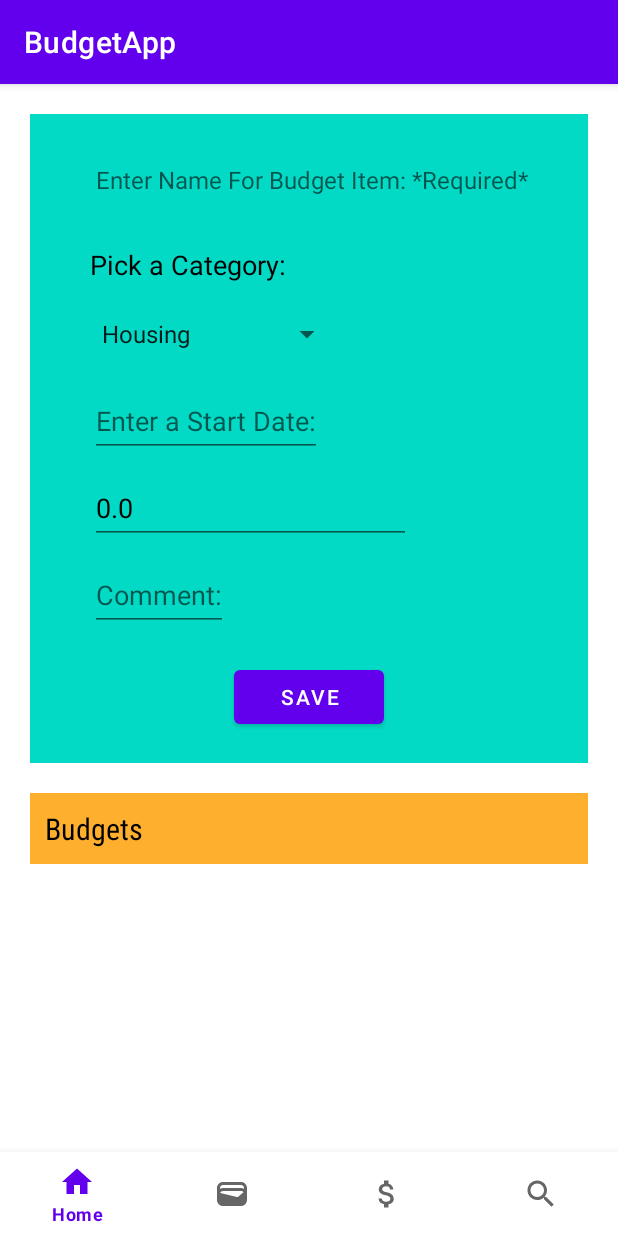
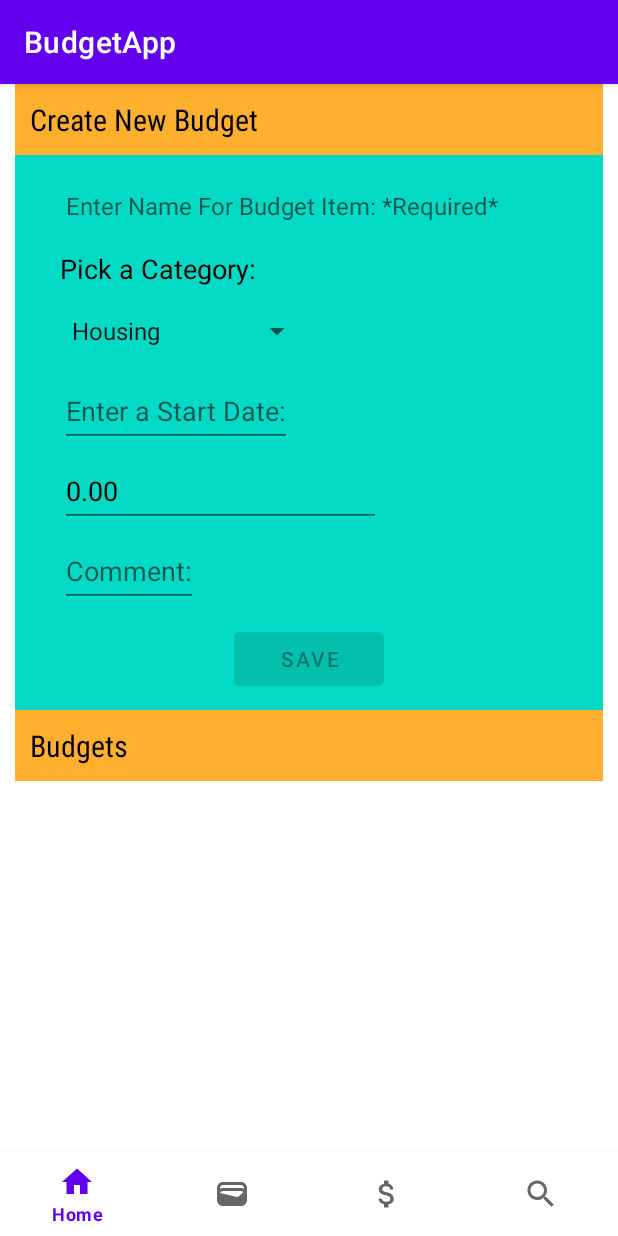
Before and after one commit to lillieayer/budgettracker, an Android app: the BudgetActivity screen opened directly, with no data from a screen before it, on a phone screen of 412 x 824 dp. Run offline under Robolectric (Android 15) with nearby library versions, the phone set to English and light mode, and no system bars; our stand-ins replace Firebase (no records; nobody signed in at launch, a user with empty details on screens opened directly); 2 statements that could not run were skipped.

Commit message:
firebase works, need to add scroll view

```diff
--- a/app/src/main/java/cs445/budgetapp/ui/budget/BudgetItemViewHolder.java
+++ b/app/src/main/java/cs445/budgetapp/ui/budget/BudgetItemViewHolder.java
@@ -26,7 +26,7 @@ public class BudgetItemViewHolder extends RecyclerView.ViewHolder {
         budgetDate.setText("Date: " + date);
     }
 
-    public void setBudgetAmount(int amount){
+    public void setBudgetAmount(String amount){
         TextView budgetAmt = myView.findViewById(R.id.budget_amount_text);
         budgetAmt.setText("Amount: $" + amount);
     }
--- a/app/src/main/res/layout/activity_budget.xml
+++ b/app/src/main/res/layout/activity_budget.xml
@@ -11,7 +11,20 @@
             android:layout_width="match_parent"
             android:layout_height="match_parent"
             android:orientation="vertical"
+            android:layout_marginBottom="50dp"
             android:id="@+id/budget_contents_container">
+                <TextView
+                    android:id="@+id/create_budget_title"
+                    android:layout_width="match_parent"
+                    android:layout_height="wrap_content"
+                    android:padding="10dp"
+                    android:background="@color/gold"
+                    android:layout_marginLeft="10dp"
+                    android:layout_marginRight="10dp"
+                    android:fontFamily="sans-serif-condensed"
+                    android:text="@string/create_budget_title"
+                    android:textColor="@color/black"
+                    android:textSize="20sp"/>
 
                 <LinearLayout xmlns:android="http://schemas.android.com/apk/res/android"
                     xmlns:app="http://schemas.android.com/apk/res-auto"
@@ -19,10 +32,11 @@
                     android:id="@+id/edit_budget_layout"
                     android:layout_width="match_parent"
                     android:layout_height="wrap_content"
-                    android:layout_margin="20dp"
+                    android:layout_marginLeft="10dp"
+                    android:layout_marginRight="10dp"
                     android:background="@color/teal_200"
                     android:orientation="vertical"
-                    android:padding="20dp">
+                    android:padding="10dp">
 
 
                         <EditText
@@ -30,7 +44,7 @@
                             android:layout_width="wrap_content"
                             android:layout_height="48dp"
                             android:layout_marginLeft="20dp"
-                            android:layout_marginBottom="20dp"
+                            android:layout_marginBottom="5dp"
                             android:hint="@string/editName"
                             android:inputType="text"
                             android:textColor="@color/black"
@@ -44,7 +58,7 @@
                             android:layout_marginLeft="20dp"
                             android:text="@string/editCategory"
                             android:textColor="@color/black"
-                            android:layout_marginBottom="10dp"
+                            android:layout_marginBottom="5dp"
                             android:textSize="18sp" />
 
                         <Spinner
@@ -52,7 +66,7 @@
                             android:layout_width="wrap_content"
                             android:layout_height="48dp"
                             android:layout_marginLeft="20dp"
-                            android:layout_marginBottom="10dp"
+                            android:layout_marginBottom="5dp"
                             android:entries="@array/budgetCategories"
                             android:spinnerMode="dropdown" />
 
@@ -61,7 +75,7 @@
                             android:layout_width="wrap_content"
                             android:layout_height="48dp"
                             android:layout_marginLeft="20dp"
-                            android:layout_marginBottom="10dp"
+                            android:layout_marginBottom="5dp"
                             android:hint="@string/editDate"
                             android:inputType="text"
                             android:textColor="@color/black"
@@ -72,10 +86,9 @@
                             android:layout_width="wrap_content"
                             android:layout_height="48dp"
                             android:layout_marginLeft="20dp"
-                            android:layout_marginBottom="10dp"
+                            android:layout_marginBottom="5dp"
                             android:hint="@string/editAmt"
                             android:inputType="numberDecimal"
-                            android:text="0.0"
                             android:textColor="@color/black"
                             android:textSize="18sp" />
 
@@ -84,7 +97,7 @@
                             android:layout_width="wrap_content"
                             android:layout_height="48dp"
                             android:layout_marginLeft="20dp"
-                            android:layout_marginBottom="10dp"
+                            android:layout_marginBottom="5dp"
                             android:hint="@string/editComment"
                             android:inputType="text"
                             android:textColor="@color/black"
@@ -95,19 +108,19 @@
                             android:layout_width="100dp"
                             android:layout_height="wrap_content"
                             android:layout_gravity="center"
-                            android:layout_marginTop="10dp"
+                            android:layout_marginTop="5dp"
+                            android:enabled="false"
                             android:text="@string/saveButton" />
 
                 </LinearLayout>
-
                 <TextView
                     android:id="@+id/budget_title"
                     android:layout_width="match_parent"
                     android:layout_height="wrap_content"
                     android:padding="10dp"
                     android:background="@color/gold"
-            android:layout_marginLeft="20dp"
-            android:layout_marginRight="20dp"
+                    android:layout_marginLeft="10dp"
+                    android:layout_marginRight="10dp"
                     android:fontFamily="sans-serif-condensed"
                     android:text="@string/nav_budget"
                     android:textColor="@color/black"
@@ -117,15 +130,17 @@
                     android:id="@+id/recycler_view"
                     android:layout_width="match_parent"
                     android:layout_height="match_parent"
-            android:layout_marginLeft="20dp"
-            android:layout_marginRight="20dp"/>
-
+                    android:scrollbars="vertical"
+                    android:scrollbarThumbVertical="@color/gold"
+                    android:layout_marginRight="10dp"
+                    android:layout_marginLeft="10dp" />
         </LinearLayout>
 
         <com.google.android.material.bottomnavigation.BottomNavigationView
             android:id="@+id/bottom_navigation_budget"
             android:layout_width="match_parent"
             android:layout_height="wrap_content"
+            android:layout_marginTop="10dp"
             android:layout_alignParentBottom="true"
             app:menu="@menu/bottom_navigation_menu"
             />
--- a/app/src/main/res/values/strings.xml
+++ b/app/src/main/res/values/strings.xml
@@ -15,7 +15,7 @@
     <string name="login_failed">"Login failed"</string>
     <string name="title_activity_budget">BudgetActivity</string>
     <string name="action_settings">Settings</string>
-    <string name="add_budget">Click To Add A New Budget</string>
+    <string name="create_budget_title">Create New Budget</string>
     <string name="editName">Enter Name For Budget Item:  *Required*</string>
     <string name="editAmt">Enter Amount: *Required*</string>
     <string name="editDate">Enter a Start Date: </string>
```
Also changed, not shown: app/src/main/java/cs445/budgetapp/ui/budget/Budget.java (+6 -7 lines), app/src/main/java/cs445/budgetapp/ui/budget/BudgetActivity.java (+20 -6 lines). Lines whose indentation alone changed are shown as unchanged.
